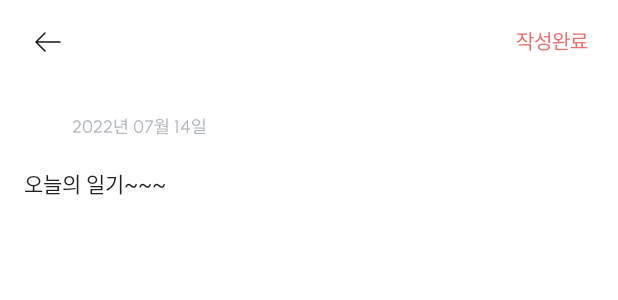
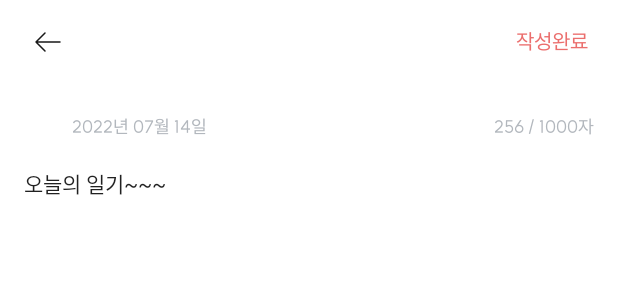
Before and after one commit to RETURN-TO-SOJU/Mongle-Android, an Android app: the layout activity_edit_diary.xml on its own in the app's theme, with its tools: preview values and no code run, on a phone screen of 412 x 824 dp. Shown: the top 300 px of the screen. Run offline under Robolectric (Android 15) with nearby library versions, the phone set to English and light mode, and no system bars; network calls fail.

Commit message:
feat #5: 일기 작성 길이 제한

```diff
--- a/app/src/main/java/com/rtsoju/mongle/presentation/view/diary/EditDiaryViewModel.kt
+++ b/app/src/main/java/com/rtsoju/mongle/presentation/view/diary/EditDiaryViewModel.kt
@@ -30,7 +30,11 @@ class EditDiaryViewModel @Inject constructor(
         it.format(DatetimeFormats.DATE_KR)
     }
 
+    val diaryMaxLength = MutableLiveData(1000).asLiveData()
     val diaryContent = MutableLiveData("")
+    val diaryLimitText = Transformations.map(diaryContent) {
+        "%d / %d자".format(it.length, diaryMaxLength.value ?: 0)
+    }
 
     private val _eventUpdateComplete = SingleLiveEvent<Unit>()
     val eventUpdateComplete = _eventUpdateComplete.asLiveData()
--- a/app/src/main/res/layout/activity_edit_diary.xml
+++ b/app/src/main/res/layout/activity_edit_diary.xml
@@ -1,5 +1,7 @@
 <?xml version="1.0" encoding="utf-8"?>
-<layout>
+<layout xmlns:tools="http://schemas.android.com/tools"
+    xmlns:android="http://schemas.android.com/apk/res/android"
+    xmlns:app="http://schemas.android.com/apk/res-auto">
 
     <data>
 
@@ -8,9 +10,7 @@
             type="com.rtsoju.mongle.presentation.view.diary.EditDiaryViewModel" />
     </data>
 
-    <LinearLayout xmlns:android="http://schemas.android.com/apk/res/android"
-        xmlns:app="http://schemas.android.com/apk/res-auto"
-        xmlns:tools="http://schemas.android.com/tools"
+    <LinearLayout
         android:layout_width="match_parent"
         android:layout_height="match_parent"
         android:orientation="vertical"
@@ -35,7 +35,7 @@
                 style="@style/Widget.Mongle.Button.TextButton"
                 android:layout_width="wrap_content"
                 android:layout_height="wrap_content"
-                android:layout_gravity="right"
+                android:layout_gravity="end"
                 android:text="@string/write_complete" />
         </androidx.appcompat.widget.Toolbar>
 
@@ -57,7 +57,7 @@
                 android:id="@+id/text_edit_diary_title"
                 android:layout_width="wrap_content"
                 android:layout_height="wrap_content"
-                android:layout_marginLeft="8dp"
+                android:layout_marginStart="8dp"
                 android:text="@{viewModel.diaryDate}"
                 android:textColor="@color/disabled"
                 android:textSize="12sp"
@@ -65,6 +65,18 @@
                 app:layout_constraintStart_toEndOf="@id/image_edit_diary_emotion"
                 app:layout_constraintTop_toTopOf="@id/image_edit_diary_emotion"
                 tools:text="2022년 07월 14일" />
+
+            <TextView
+                android:id="@+id/text_edit_diary_limit"
+                android:layout_width="wrap_content"
+                android:layout_height="wrap_content"
+                android:text="@{viewModel.diaryLimitText}"
+                android:textColor="@color/disabled"
+                android:textSize="12sp"
+                app:layout_constraintEnd_toEndOf="parent"
+                app:layout_constraintBottom_toBottomOf="@id/image_edit_diary_emotion"
+                app:layout_constraintTop_toTopOf="@id/image_edit_diary_emotion"
+                tools:text="256 / 1000자" />
 
             <EditText
                 android:id="@+id/edittext_edit_diary"
@@ -78,6 +90,7 @@
                 android:scrollbars="vertical"
                 android:text="@={viewModel.diaryContent}"
                 android:textSize="14sp"
+                android:maxLength="@{viewModel.diaryMaxLength}"
                 app:layout_constraintBottom_toBottomOf="parent"
                 app:layout_constraintTop_toBottomOf="@id/image_edit_diary_emotion"
                 tools:ignore="LabelFor"
```
